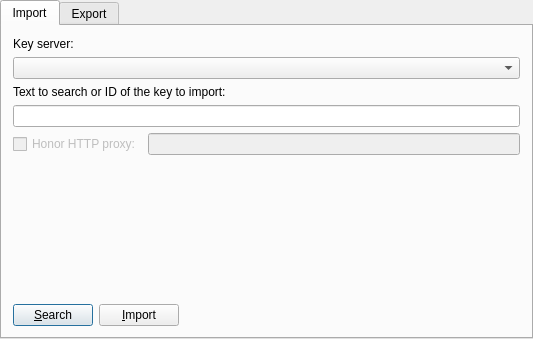
Above: keyserver.ui from KDE/kgpg before the change. Below: the same form after it.
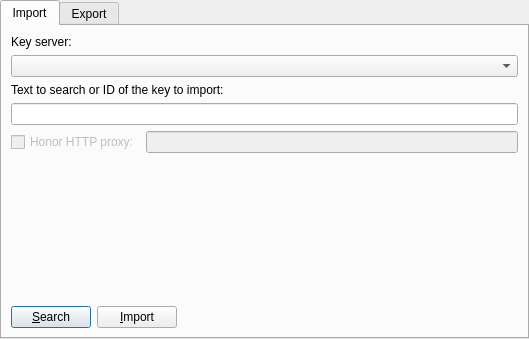
That is the form after the change. Custom widgets are drawn as their Qt base class.

Diff of the .ui file:
```diff
--- a/keyserver.ui
+++ b/keyserver.ui
@@ -289,7 +289,6 @@
    </item>
   </layout>
  </widget>
- <layoutdefault spacing="6" margin="11" />
   <customwidgets>
   <customwidget>
    <class>KComboBox</class>
```
